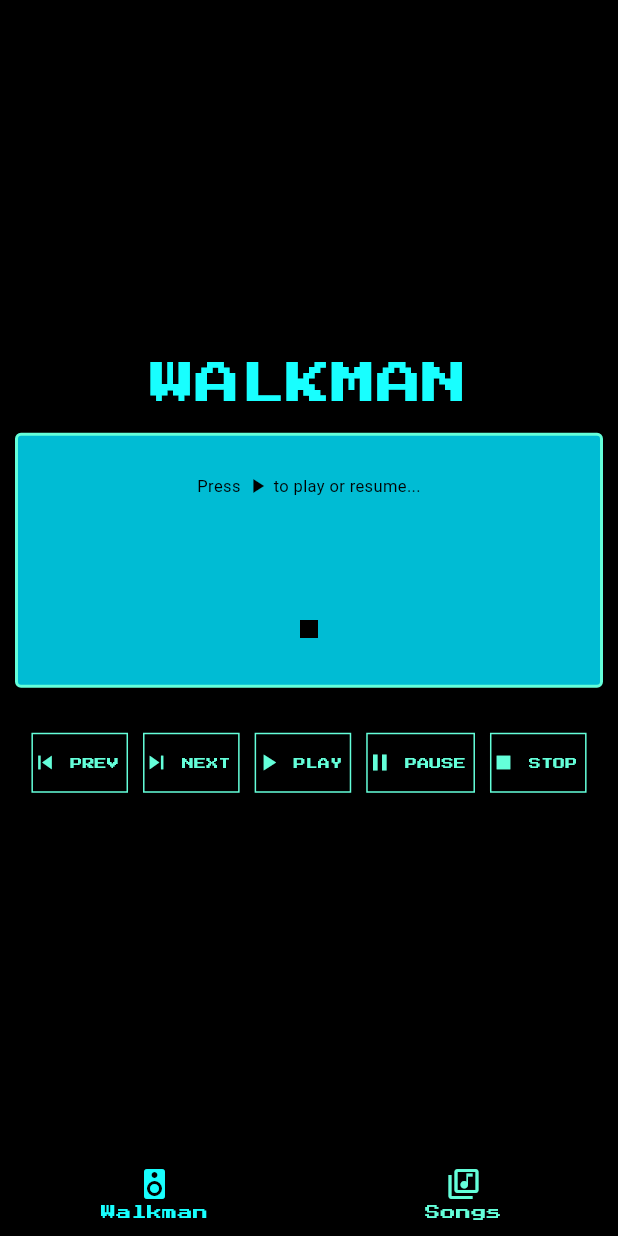
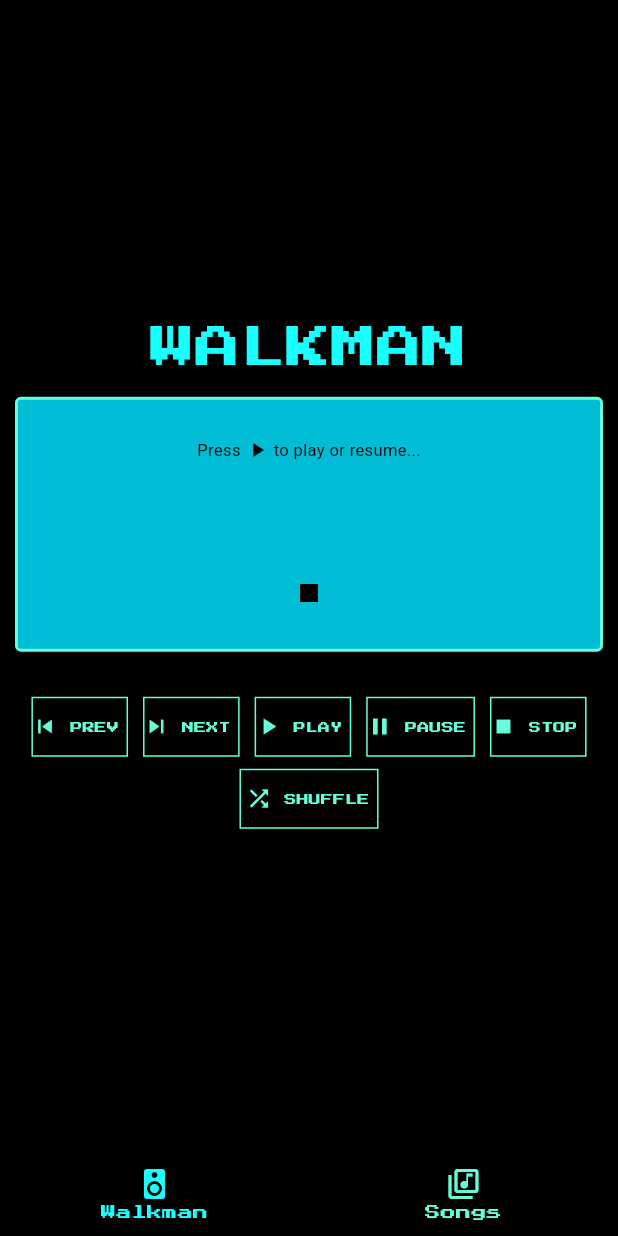
Before and after one commit to MK629/walkman, a Flutter app: the screen it shows after launch, on a phone screen of 412 x 824 dp. Run offline on Flutter 3.47's test engine with Material 3 defaults, Android fonts, the phone set to English and light mode, and no system bars; our stand-ins replace just_audio; missing offline and left inert: file_selector.

Commit message:
Implemented shuffle

```diff
--- /dev/null
+++ b/lib/components/walkman/shuffle_button.dart
@@ -0,0 +1,30 @@
+import 'package:flutter/material.dart';
+import 'package:walkman/states/walkman_state.dart';
+
+class ShuffleButton extends StatelessWidget {
+  final WalkmanState state;
+
+  const ShuffleButton({required this.state, super.key });
+
+  @override
+  Widget build(BuildContext context){
+
+    bool isShuffled = state.isShuffled;
+
+    Color foreColor = isShuffled ? Colors.black : Colors.tealAccent;
+    Color backColor = isShuffled ? Colors.tealAccent : Colors.black;
+
+    return ElevatedButton.icon(
+          onPressed: () {
+            isShuffled ? state.shuffleOff() : state.shuffleOn();
+          },
+          label: Text("SHUFFLE"),
+          icon: Icon(Icons.shuffle_sharp),
+          style: ButtonStyle(
+            foregroundColor: WidgetStateProperty.all(foreColor),
+            backgroundColor: WidgetStateProperty.all(backColor),
+            padding: WidgetStateProperty.all(EdgeInsets.only(left: 4, right: 6)),
+          ),
+        );
+  }
+}
--- a/lib/components/walkman/walkman_buttons.dart
+++ b/lib/components/walkman/walkman_buttons.dart
@@ -5,7 +5,7 @@ class WalkmanButtons extends StatelessWidget{
 
   final WalkmanState state;
 
-  const WalkmanButtons({required this.state,super.key});
+  const WalkmanButtons({required this.state, super.key});
 
   @override
   Widget build(BuildContext context) {
--- a/lib/pages/walkman.dart
+++ b/lib/pages/walkman.dart
@@ -1,5 +1,6 @@
 import 'package:flutter/material.dart';
 import 'package:provider/provider.dart';
+import 'package:walkman/components/walkman/shuffle_button.dart';
 import 'package:walkman/components/walkman/walkman_buttons.dart';
 import 'package:walkman/components/walkman/walkman_display.dart';
 import 'package:walkman/states/walkman_state.dart';
@@ -21,7 +22,8 @@ class Walkman extends StatelessWidget {
       children: [
         Text("WALKMAN", style: TextStyle(fontSize: 30, color: Colors.cyanAccent),),
         WalkmanDisplay(isPlayingMusic: isPlayingMusic, musicStatus: musicStatus, currentSong: currentSong),
-        WalkmanButtons(state: walkmanState)
+        WalkmanButtons(state: walkmanState),
+        ShuffleButton(state: walkmanState)
       ],
     );
   }
```
Also changed, not shown: lib/pages/song_library.dart (+4 -4 lines), lib/states/walkman_state.dart (+22 -2 lines).
